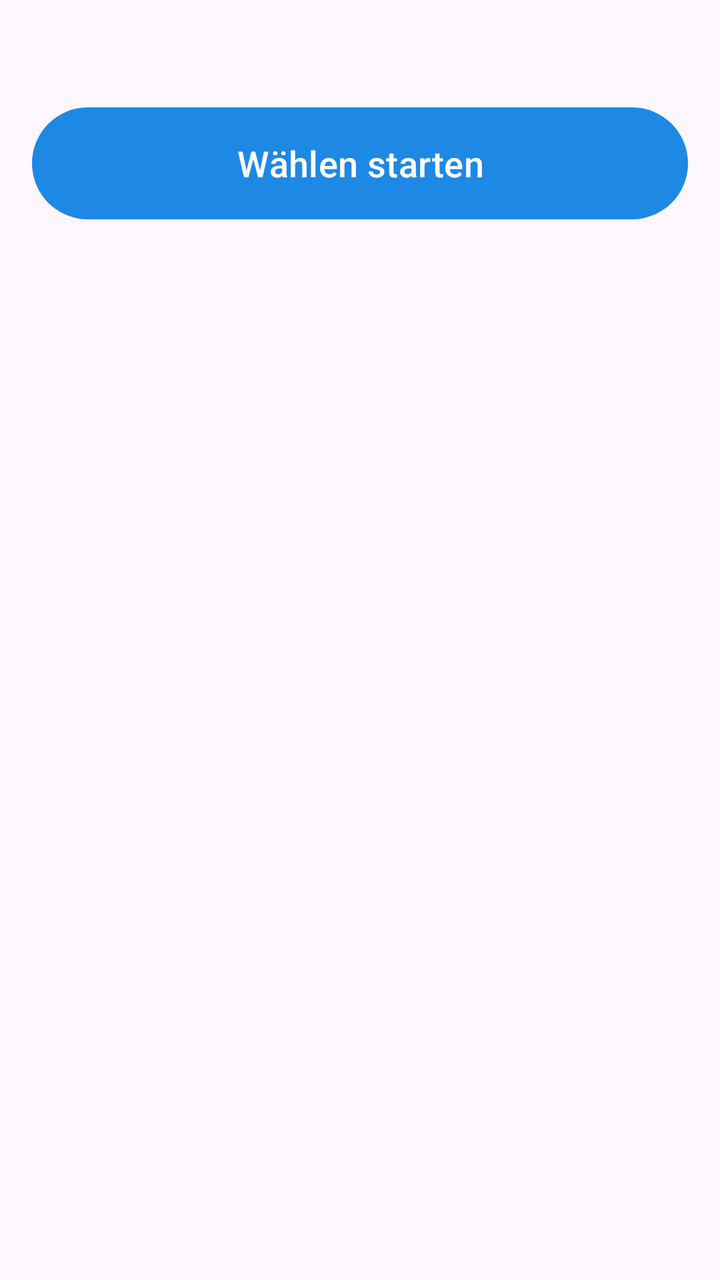
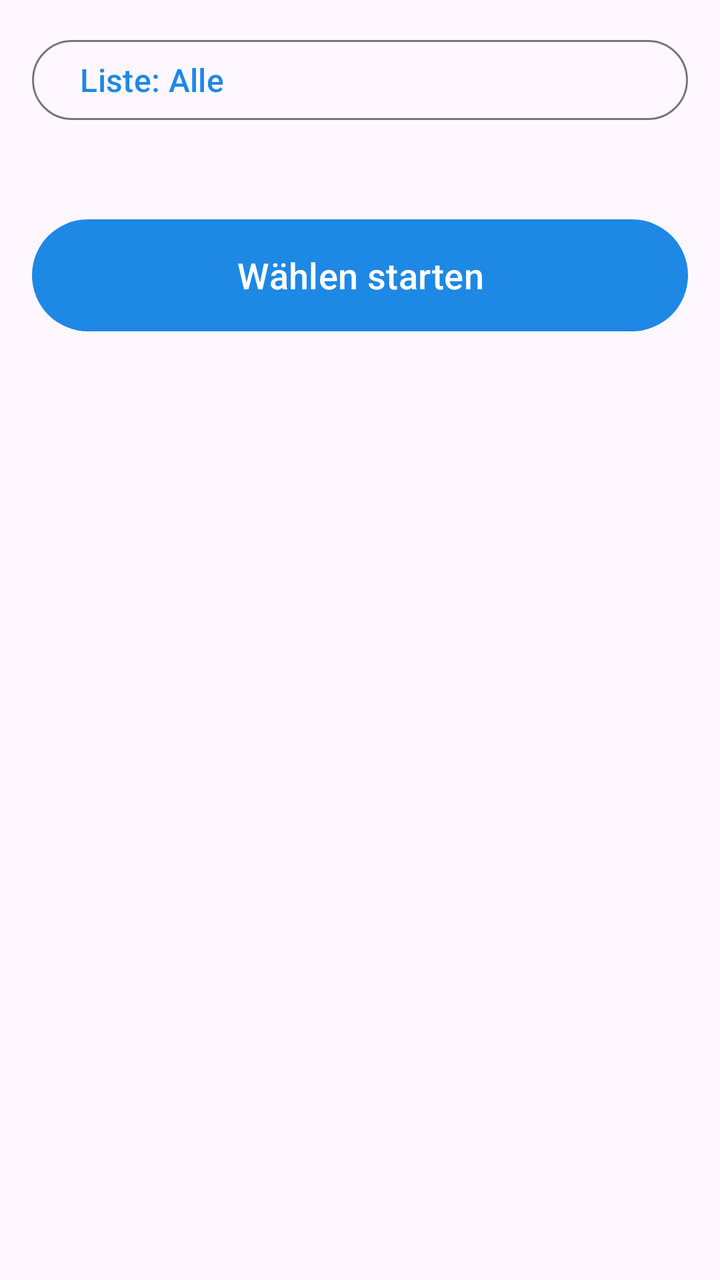

An Android layout rendered at two revisions. The XML below is the earlier revision; the diff shows what the commit changed to produce the second picture.
<!-- AndroidManifest.xml: application theme Theme.LeadDialer -->
<!-- res/layout/activity_main.xml -->
<?xml version="1.0" encoding="utf-8"?>
<LinearLayout xmlns:android="http://schemas.android.com/apk/res/android"
    android:layout_width="match_parent"
    android:layout_height="match_parent"
    android:orientation="vertical"
    android:padding="16dp">

    <TextView
        android:id="@+id/stats"
        android:layout_width="match_parent"
        android:layout_height="wrap_content"
        android:textSize="16sp" />

    <com.google.android.material.button.MaterialButton
        android:id="@+id/startButton"
        android:layout_width="match_parent"
        android:layout_height="64dp"
        android:layout_marginTop="12dp"
        android:text="Wählen starten"
        android:textSize="18sp" />

    <TextView
        android:id="@+id/emptyText"
        android:layout_width="match_parent"
        android:layout_height="wrap_content"
        android:gravity="center"
        android:padding="32dp"
        android:textSize="15sp"
        android:visibility="gone" />

    <androidx.recyclerview.widget.RecyclerView
        android:id="@+id/list"
        android:layout_width="match_parent"
        android:layout_height="0dp"
        android:layout_marginTop="12dp"
        android:layout_weight="1" />
</LinearLayout>
<!-- resources referenced by this layout -->
<resources>
  <style name="Theme.LeadDialer" parent="Theme.Material3.DayNight">
          <item name="colorPrimary">@color/brand</item>
      </style>
  <color name="brand">#1E88E5</color>
</resources>

<!-- the commit's change to res/layout/activity_main.xml (unified diff, before → after) -->
@@ -4,6 +4,16 @@
     android:layout_height="match_parent"
     android:orientation="vertical"
     android:padding="16dp">
+
+    <com.google.android.material.button.MaterialButton
+        android:id="@+id/listButton"
+        style="@style/Widget.Material3.Button.OutlinedButton"
+        android:layout_width="match_parent"
+        android:layout_height="wrap_content"
+        android:layout_marginBottom="8dp"
+        android:gravity="start|center_vertical"
+        android:text="Liste: Alle"
+        android:textSize="16sp" />
 
     <TextView
         android:id="@+id/stats"
